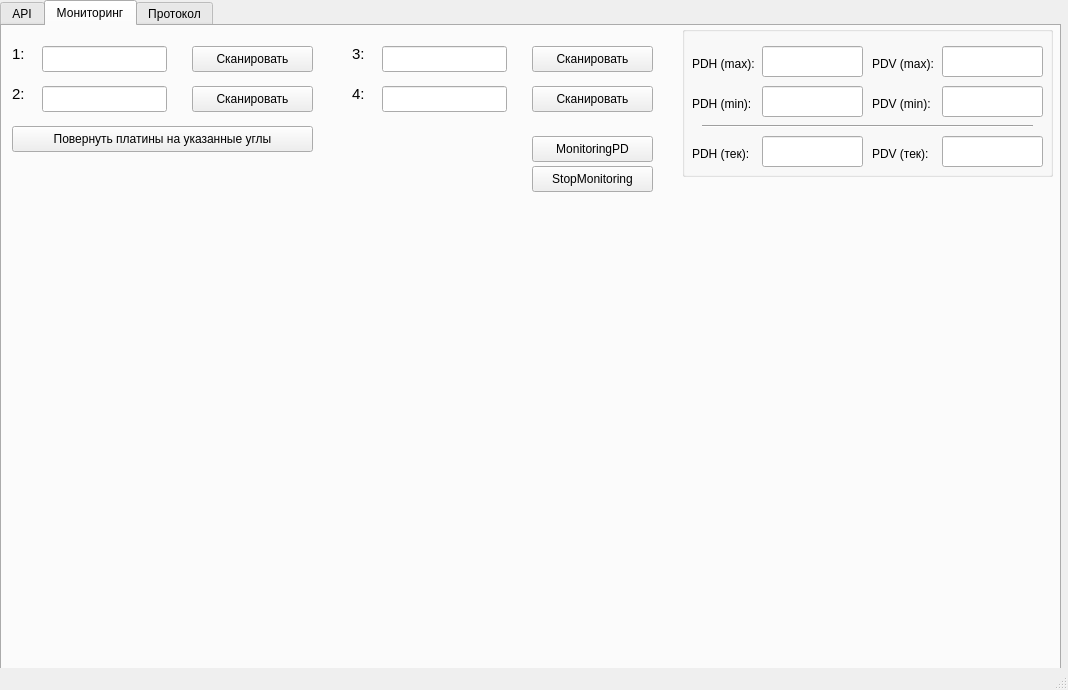
This is mainwindow.ui in LukArty/QKD_techPO as Qt 5 draws it before an edit. The edited form follows.
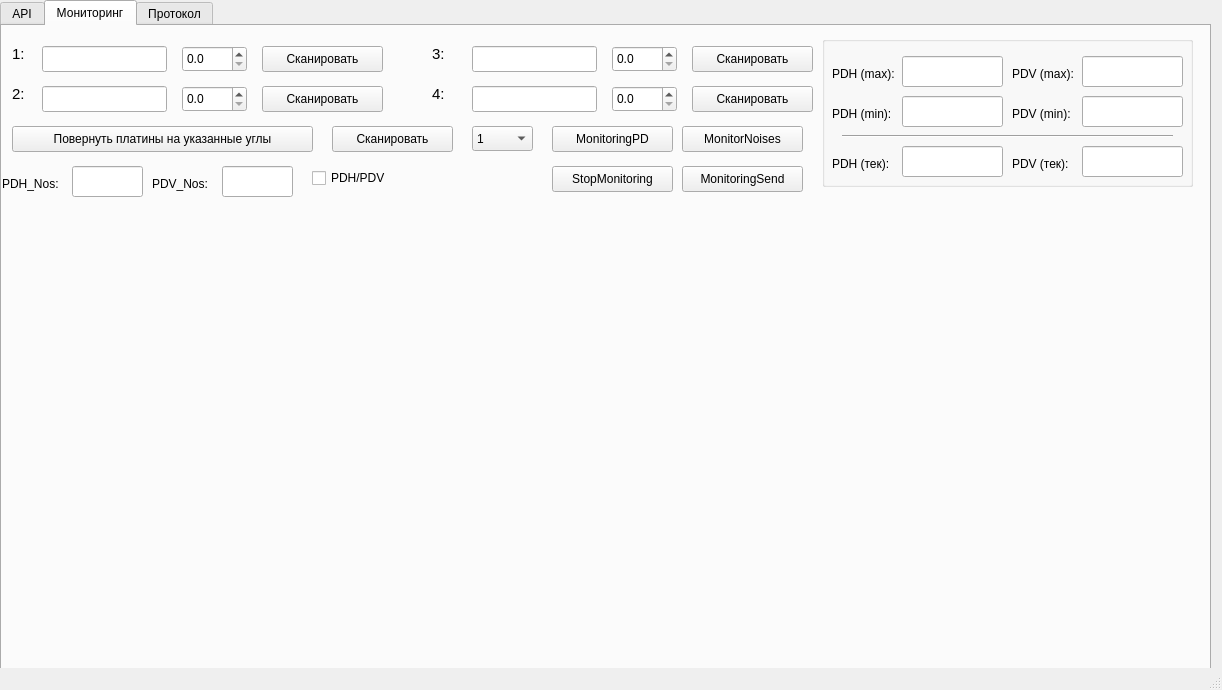
This is the edited form. The open tabs and pages were chosen to show the change. Custom widgets are drawn as their Qt base class.

```diff
--- a/mainwindow.ui
+++ b/mainwindow.ui
@@ -9,7 +9,7 @@
    <rect>
     <x>0</x>
     <y>0</y>
-    <width>1068</width>
+    <width>1222</width>
     <height>690</height>
    </rect>
   </property>
@@ -31,7 +31,7 @@
      <rect>
       <x>0</x>
       <y>0</y>
-      <width>1061</width>
+      <width>1211</width>
       <height>671</height>
      </rect>
     </property>
@@ -658,28 +658,25 @@
        <rect>
         <x>0</x>
         <y>180</y>
-        <width>1051</width>
+        <width>1191</width>
         <height>391</height>
        </rect>
       </property>
       <widget class="QLabel" name="imageLabel">
        <property name="geometry">
         <rect>
-         <x>940</x>
+         <x>1070</x>
          <y>10</y>
-         <width>101</width>
+         <width>111</width>
          <height>41</height>
         </rect>
        </property>
-       <property name="text">
-        <string/>
-       </property>
       </widget>
      </widget>
      <widget class="QPushButton" name="ScanAngles1">
       <property name="geometry">
        <rect>
-        <x>190</x>
+        <x>260</x>
         <y>20</y>
         <width>121</width>
         <height>26</height>
@@ -720,7 +717,7 @@
      <widget class="QPushButton" name="ScanAngles2">
       <property name="geometry">
        <rect>
-        <x>190</x>
+        <x>260</x>
         <y>60</y>
         <width>121</width>
         <height>26</height>
@@ -743,7 +740,7 @@
      <widget class="QLineEdit" name="Angles3">
       <property name="geometry">
        <rect>
-        <x>380</x>
+        <x>470</x>
         <y>20</y>
         <width>125</width>
         <height>26</height>
@@ -753,7 +750,7 @@
      <widget class="QLineEdit" name="Angles4">
       <property name="geometry">
        <rect>
-        <x>380</x>
+        <x>470</x>
         <y>60</y>
         <width>125</width>
         <height>26</height>
@@ -763,7 +760,7 @@
      <widget class="QPushButton" name="ScanAngles3">
       <property name="geometry">
        <rect>
-        <x>530</x>
+        <x>690</x>
         <y>20</y>
         <width>121</width>
         <height>26</height>
@@ -776,7 +773,7 @@
      <widget class="QPushButton" name="ScanAngles4">
       <property name="geometry">
        <rect>
-        <x>530</x>
+        <x>690</x>
         <y>60</y>
         <width>121</width>
         <height>26</height>
@@ -807,7 +804,7 @@
      <widget class="QLabel" name="label_3">
       <property name="geometry">
        <rect>
-        <x>350</x>
+        <x>430</x>
         <y>20</y>
         <width>16</width>
         <height>16</height>
@@ -825,7 +822,7 @@
      <widget class="QLabel" name="label_4">
       <property name="geometry">
        <rect>
-        <x>350</x>
+        <x>430</x>
         <y>60</y>
         <width>16</width>
         <height>16</height>
@@ -843,8 +840,8 @@
      <widget class="QGroupBox" name="groupBox">
       <property name="geometry">
        <rect>
-        <x>680</x>
-        <y>0</y>
+        <x>820</x>
+        <y>10</y>
         <width>371</width>
         <height>151</height>
        </rect>
@@ -1037,8 +1034,8 @@
      <widget class="QPushButton" name="MonitoringPD">
       <property name="geometry">
        <rect>
-        <x>530</x>
-        <y>110</y>
+        <x>550</x>
+        <y>100</y>
         <width>121</width>
         <height>26</height>
        </rect>
@@ -1050,7 +1047,7 @@
      <widget class="QPushButton" name="Stop_monitoring">
       <property name="geometry">
        <rect>
-        <x>530</x>
+        <x>550</x>
         <y>140</y>
         <width>121</width>
         <height>26</height>
@@ -1073,6 +1070,240 @@
        <string>Повернуть платины на указанные углы</string>
       </property>
      </widget>
+     <widget class="QLineEdit" name="Nos_PDH">
+      <property name="geometry">
+       <rect>
+        <x>70</x>
+        <y>140</y>
+        <width>71</width>
+        <height>31</height>
+       </rect>
+      </property>
+     </widget>
+     <widget class="QLineEdit" name="Nos_PDV">
+      <property name="geometry">
+       <rect>
+        <x>220</x>
+        <y>140</y>
+        <width>71</width>
+        <height>31</height>
+       </rect>
+      </property>
+     </widget>
+     <widget class="QLabel" name="label_23">
+      <property name="geometry">
+       <rect>
+        <x>0</x>
+        <y>150</y>
+        <width>61</width>
+        <height>16</height>
+       </rect>
+      </property>
+      <property name="font">
+       <font>
+        <pointsize>9</pointsize>
+       </font>
+      </property>
+      <property name="text">
+       <string>PDH_Nos:</string>
+      </property>
+     </widget>
+     <widget class="QLabel" name="label_24">
+      <property name="geometry">
+       <rect>
+        <x>150</x>
+        <y>150</y>
+        <width>61</width>
+        <height>16</height>
+       </rect>
+      </property>
+      <property name="font">
+       <font>
+        <pointsize>9</pointsize>
+       </font>
+      </property>
+      <property name="text">
+       <string>PDV_Nos:</string>
+      </property>
+     </widget>
+     <widget class="QCheckBox" name="PD_Check">
+      <property name="geometry">
+       <rect>
+        <x>310</x>
+        <y>140</y>
+        <width>81</width>
+        <height>24</height>
+       </rect>
+      </property>
+      <property name="font">
+       <font>
+        <pointsize>9</pointsize>
+       </font>
+      </property>
+      <property name="text">
+       <string>PDH/PDV</string>
+      </property>
+      <property name="checked">
+       <bool>false</bool>
+      </property>
+     </widget>
+     <widget class="QDoubleSpinBox" name="Step_scan3">
+      <property name="geometry">
+       <rect>
+        <x>610</x>
+        <y>20</y>
+        <width>65</width>
+        <height>26</height>
+       </rect>
+      </property>
+      <property name="decimals">
+       <number>1</number>
+      </property>
+      <property name="minimum">
+       <double>0.000000000000000</double>
+      </property>
+      <property name="maximum">
+       <double>99.900000000000006</double>
+      </property>
+      <property name="singleStep">
+       <double>0.300000000000000</double>
+      </property>
+     </widget>
+     <widget class="QDoubleSpinBox" name="Step_scan4">
+      <property name="geometry">
+       <rect>
+        <x>610</x>
+        <y>60</y>
+        <width>65</width>
+        <height>26</height>
+       </rect>
+      </property>
+      <property name="decimals">
+       <number>1</number>
+      </property>
+      <property name="minimum">
+       <double>0.000000000000000</double>
+      </property>
+      <property name="maximum">
+       <double>99.900000000000006</double>
+      </property>
+      <property name="singleStep">
+       <double>0.300000000000000</double>
+      </property>
+     </widget>
+     <widget class="QDoubleSpinBox" name="Step_scan1">
+      <property name="geometry">
+       <rect>
+        <x>180</x>
+        <y>20</y>
+        <width>65</width>
+        <height>26</height>
+       </rect>
+      </property>
+      <property name="decimals">
+       <number>1</number>
+      </property>
+      <property name="minimum">
+       <double>0.000000000000000</double>
+      </property>
+      <property name="maximum">
+       <double>99.900000000000006</double>
+      </property>
+      <property name="singleStep">
+       <double>0.300000000000000</double>
+      </property>
+     </widget>
+     <widget class="QDoubleSpinBox" name="Step_scan2">
+      <property name="geometry">
+       <rect>
+        <x>180</x>
+        <y>60</y>
+        <width>65</width>
+        <height>26</height>
+       </rect>
+      </property>
+      <property name="decimals">
+       <number>1</number>
+      </property>
+      <property name="minimum">
+       <double>0.000000000000000</double>
+      </property>
+      <property name="maximum">
+       <double>99.900000000000006</double>
+      </property>
+      <property name="singleStep">
+       <double>0.300000000000000</double>
+      </property>
+     </widget>
+     <widget class="QPushButton" name="Scan_step">
+      <property name="geometry">
+       <rect>
+        <x>330</x>
+        <y>100</y>
+        <width>121</width>
+        <height>26</height>
+       </rect>
+      </property>
+      <property name="text">
+       <string>Сканировать</string>
+      </property>
+     </widget>
+     <widget class="QComboBox" name="comboBox">
+      <property name="geometry">
+       <rect>
+        <x>470</x>
+        <y>100</y>
+        <width>61</width>
+        <height>25</height>
+       </rect>
+      </property>
+      <item>
+       <property name="text">
+        <string>1 </string>
+       </property>
+      </item>
+      <item>
+       <property name="text">
+        <string>2</string>
+       </property>
+      </item>
+      <item>
+       <property name="text">
+        <string>3</string>
+       </property>
+      </item>
+      <item>
+       <property name="text">
+        <string>4</string>
+       </property>
+      </item>
+     </widget>
+     <widget class="QPushButton" name="MonitoringSend">
+      <property name="geometry">
+       <rect>
+        <x>680</x>
+        <y>140</y>
+        <width>121</width>
+        <height>26</height>
+       </rect>
+      </property>
+      <property name="text">
+       <string>MonitoringSend</string>
+      </property>
+     </widget>
+     <widget class="QPushButton" name="MonitorNoises">
+      <property name="geometry">
+       <rect>
+        <x>680</x>
+        <y>100</y>
+        <width>121</width>
+        <height>26</height>
+       </rect>
+      </property>
+      <property name="text">
+       <string>MonitorNoises</string>
+      </property>
+     </widget>
     </widget>
     <widget class="QWidget" name="tab_3">
      <attribute name="title">
```
Left out of the diff: 266 changed lines with no effect on the pictures.
